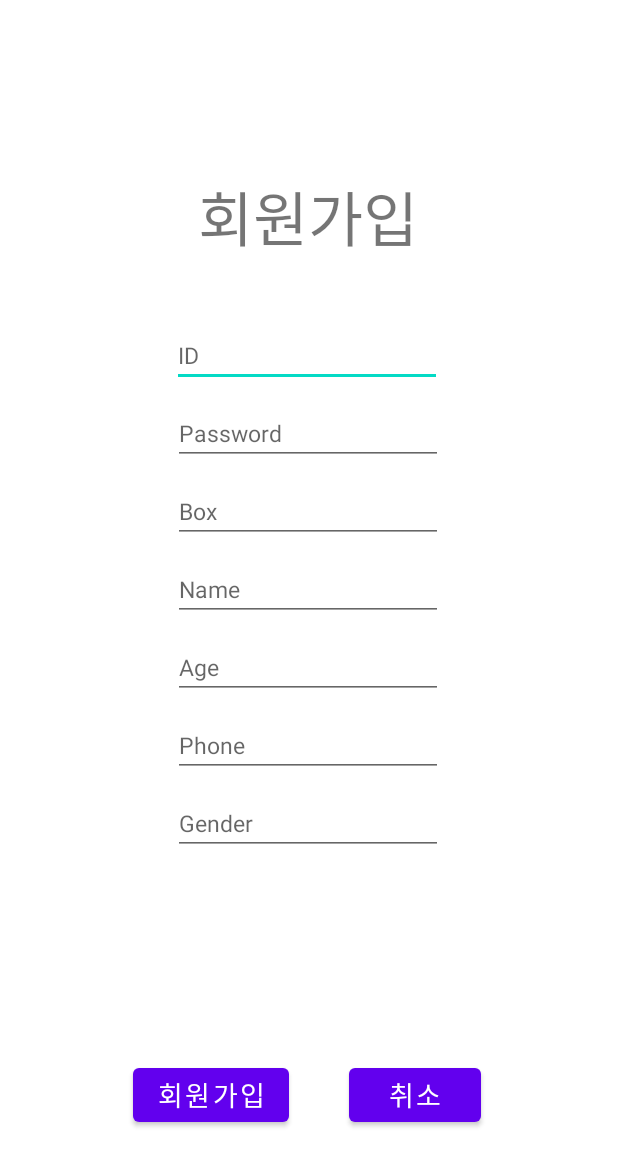
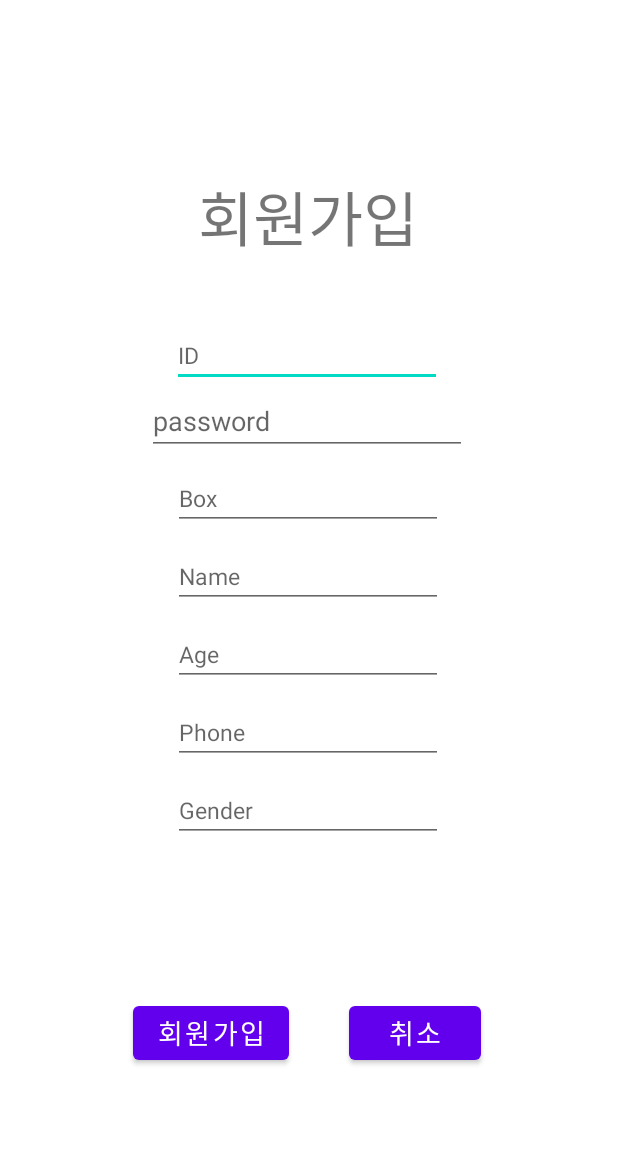
Before and after one commit to kw1178/threego, an Android app: the JoinActivity screen opened directly, with no data from a screen before it, on a phone screen of 412 x 824 dp. Shown: the top 1166 px of the screen. Run offline under Robolectric (Android 15) with nearby library versions, the phone set to English and light mode, and no system bars; our stand-ins replace Volley; network calls fail.

Commit message:
0421-11시20분

```diff
--- a/app/src/main/java/com/threego/loginactivity/JoinActivity.java
+++ b/app/src/main/java/com/threego/loginactivity/JoinActivity.java
@@ -1,14 +1,33 @@
 package com.threego.loginactivity;
 
+import androidx.annotation.Nullable;
 import androidx.appcompat.app.AppCompatActivity;
 
 import android.content.Intent;
 import android.os.Bundle;
+import android.util.Log;
 import android.view.View;
 import android.widget.Button;
+import android.widget.EditText;
+import android.widget.Toast;
+
+import com.android.volley.AuthFailureError;
+import com.android.volley.Request;
+import com.android.volley.RequestQueue;
+import com.android.volley.Response;
+import com.android.volley.VolleyError;
+import com.android.volley.toolbox.StringRequest;
+import com.android.volley.toolbox.Volley;
+
+import java.util.HashMap;
+import java.util.Map;
 
 public class JoinActivity extends AppCompatActivity {
     Button btn_join, btn_cancle;
+    EditText ed_id, ed_pw, ed_box, ed_name, ed_age, ed_phone, ed_gender;
+    StringRequest stringRequest;
+    RequestQueue requestQueue;
+
 
     @Override
     protected void onCreate(Bundle savedInstanceState) {
@@ -18,12 +37,58 @@ public class JoinActivity extends AppCompatActivity {
         btn_join = findViewById(R.id.btn_join);
         btn_cancle = findViewById(R.id.btn_cancle);
 
+        ed_id = findViewById(R.id.ed_id);
+        ed_pw = findViewById(R.id.ed_pass);
+        ed_box = findViewById(R.id.ed_box);
+        ed_name = findViewById(R.id.ed_name);
+        ed_age = findViewById(R.id.ed_age);
+        ed_phone = findViewById(R.id.ed_phone);
+        ed_gender = findViewById(R.id.ed_gender);
+
+        // 회원가입 통신
+        String url = "http://222.102.104.230:8081/threego/join.do";
+
+        requestQueue = Volley.newRequestQueue(getApplicationContext());
+        stringRequest = new StringRequest(Request.Method.POST, url, new Response.Listener<String>() {
+            @Override
+            public void onResponse(String response) {
+                Log.v("test",response);
+                if (response.equals("")){
+                    Toast.makeText(getApplicationContext(),"회원가입 성공 ^^", Toast.LENGTH_LONG).show();
+                }else{
+                    Toast.makeText(getApplicationContext(),"회원가입 실패 ㅜㅜ", Toast.LENGTH_LONG).show();
+                }
+
+
+            }
+        }, new Response.ErrorListener() {
+            @Override
+            public void onErrorResponse(VolleyError error) {
+
+            }
+        }){
+            @Nullable
+            @Override
+            protected Map<String, String> getParams() throws AuthFailureError {
+                Map<String, String> temp = new HashMap<>();
+                temp.put("r_id",ed_id.getText().toString());
+                temp.put("r_pw",ed_pw.getText().toString());
+                temp.put("r_age",ed_age.getText().toString());
+                temp.put("r_name",ed_name.getText().toString());
+                temp.put("r_box",ed_box.getText().toString());
+                temp.put("r_gender",ed_gender.getText().toString());
+                temp.put("r_phone",ed_phone.getText().toString());
+                return temp;
+            }
+        };
+
+
         // 회원가입
         btn_join.setOnClickListener(new View.OnClickListener() {    // 정보전달해야된다.
             @Override
             public void onClick(View v) {
-                Intent intent = new Intent(JoinActivity.this, LoginActivity.class);
-                startActivity(intent);
+                requestQueue.add(stringRequest);
+                onBackPressed();
             }
         });
 
@@ -31,8 +96,7 @@ public class JoinActivity extends AppCompatActivity {
         btn_cancle.setOnClickListener(new View.OnClickListener() {
             @Override
             public void onClick(View v) {
-                Intent intent = new Intent(JoinActivity.this, LoginActivity.class);
-                startActivity(intent);
+                onBackPressed();
             }
         });
     }
--- a/app/src/main/java/com/threego/loginactivity/ListActivity.java
+++ b/app/src/main/java/com/threego/loginactivity/ListActivity.java
@@ -129,7 +129,7 @@ public class ListActivity extends AppCompatActivity {
             }
         });
 
-        // 통신
+        // 해당 날짜에 속한 콜비 총합 통신
         String url = "http://222.102.104.230:8081/threego/delivery.do";
 
         requestQueue = Volley.newRequestQueue(getApplicationContext());
@@ -191,7 +191,7 @@ public class ListActivity extends AppCompatActivity {
             }
         });
 
-        // 콜 리스트 통신
+        // 콜 리스트 전체 총합 통신
         String URL = "http://222.102.104.230:8081/threego/call.do";
         requestQueue2 = Volley.newRequestQueue(getApplicationContext());
         stringRequest2 = new StringRequest(Request.Method.POST, URL, new Response.Listener<String>() {
--- a/app/src/main/java/com/threego/loginactivity/MainActivity.java
+++ b/app/src/main/java/com/threego/loginactivity/MainActivity.java
@@ -43,7 +43,7 @@ public class MainActivity extends AppCompatActivity {
     BottomNavigationView bv;
     DrawerLayout drawerLayout;
     Button btn_delivery, btn_mypage, btn_ad, btn_money, btn_notice, btn_home;
-    TextView tv_count_new, tv_count_choice, tv_count_ok, tv_new, tv_choice, tv_ok;
+    TextView tv_count_new, tv_count_choice, tv_count_ok, tv_new, tv_choice, tv_ok, tv_rider;
     RequestQueue requestQueue,requestQueue2, requestQueue3;
     StringRequest stringRequest, stringRequest2, stringRequest3;
     JSONArray jarr;
@@ -85,6 +85,7 @@ public class MainActivity extends AppCompatActivity {
         tv_choice = findViewById(R.id.tv_choice2);
         tv_ok = findViewById(R.id.tv_ok2);
 
+        tv_rider = findViewById(R.id.tv_rider);
 
         // 네비게이션 카운트
         String url ="http://222.102.104.230:8081/threego/deliveryAll.do";
@@ -265,6 +266,7 @@ public class MainActivity extends AppCompatActivity {
                 tv_count_new.setText("");
                 tv_count_choice.setText("");
                 tv_count_ok.setText("");
+                tv_rider.setText(r_id+"님 환영합니다.");
                 switch (item.getItemId()){
                     case R.id.menu_new:
                         requestQueue.add(stringRequest);
@@ -292,6 +294,7 @@ public class MainActivity extends AppCompatActivity {
             @Override
             public void onClick(View v) {
                 drawerLayout.openDrawer(START);
+                tv_rider.setText(r_id+"님 환영합니다.");
             }
         });
 
--- a/app/src/main/java/com/threego/loginactivity/NoticeActivity.java
+++ b/app/src/main/java/com/threego/loginactivity/NoticeActivity.java
@@ -46,7 +46,7 @@ public class NoticeActivity extends AppCompatActivity {
     RequestQueue requestQueue, requestQueue2;
     JSONArray jarr;
     String[] nn;
-    NoticeVO noticeVO;
+
 
     @Override
     protected void onCreate(Bundle savedInstanceState) {
--- a/app/src/main/res/layout/activity_join.xml
+++ b/app/src/main/res/layout/activity_join.xml
@@ -32,7 +32,7 @@
         android:layout_width="wrap_content"
         android:layout_height="wrap_content"
         android:orientation="horizontal"
-        app:layout_constraintGuide_percent="0.92" />
+        app:layout_constraintGuide_percent="0.87" />
 
     <androidx.constraintlayout.widget.Guideline
         android:id="@+id/guideline11"
@@ -67,23 +67,10 @@
         app:layout_constraintTop_toTopOf="@+id/guideline11" />
 
     <EditText
-        android:id="@+id/ed_pass"
-        android:layout_width="wrap_content"
-        android:layout_height="wrap_content"
-        android:layout_marginTop="10dp"
-        android:ems="10"
-        android:hint="Password"
-        android:inputType="textPersonName"
-        android:textSize="15sp"
-        app:layout_constraintEnd_toStartOf="@+id/guideline3"
-        app:layout_constraintStart_toStartOf="@+id/guideline2"
-        app:layout_constraintTop_toBottomOf="@+id/ed_id" />
-
-    <EditText
         android:id="@+id/ed_box"
         android:layout_width="wrap_content"
         android:layout_height="wrap_content"
-        android:layout_marginTop="10dp"
+        android:layout_marginTop="8dp"
         android:ems="10"
         android:hint="Box"
         android:inputType="textPersonName"
@@ -167,4 +154,16 @@
         android:textSize="18sp"
         app:layout_constraintBottom_toTopOf="@+id/guideline10"
         app:layout_constraintEnd_toStartOf="@+id/guideline3" />
+
+    <EditText
+        android:id="@+id/ed_pass"
+        android:layout_width="wrap_content"
+        android:layout_height="wrap_content"
+        android:ems="10"
+        android:hint="password"
+        android:inputType="textPassword"
+        app:layout_constraintEnd_toStartOf="@+id/guideline3"
+        app:layout_constraintHorizontal_bias="0.495"
+        app:layout_constraintStart_toStartOf="@+id/guideline2"
+        app:layout_constraintTop_toBottomOf="@+id/ed_id" />
 </androidx.constraintlayout.widget.ConstraintLayout>
--- a/app/src/main/res/layout/main_navi.xml
+++ b/app/src/main/res/layout/main_navi.xml
@@ -73,7 +73,7 @@
             android:textColor="#0C0C0C"
             android:textSize="20sp"
             app:layout_constraintStart_toEndOf="@+id/imageView"
-            app:layout_constraintTop_toBottomOf="@+id/textView15"
+            app:layout_constraintTop_toBottomOf="@+id/tv_rider"
             android:textStyle="bold" />
 
         <ImageView
@@ -179,12 +179,12 @@
             android:layout_marginEnd="36dp"
             android:layout_marginRight="36dp"
             android:layout_marginBottom="4dp"
-            app:layout_constraintBottom_toTopOf="@+id/textView15"
+            app:layout_constraintBottom_toTopOf="@+id/tv_rider"
             app:layout_constraintEnd_toEndOf="parent"
             app:srcCompat="@drawable/abc_vector_test" />
 
         <TextView
-            android:id="@+id/textView15"
+            android:id="@+id/tv_rider"
             android:layout_width="wrap_content"
             android:layout_height="wrap_content"
             android:layout_marginTop="76dp"
```
